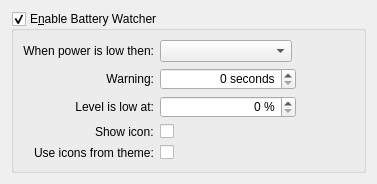
This is config/batterywatchersettings.ui in lxqt/lxqt-powermanagement as Qt 5 draws it before an edit. The edited form follows.
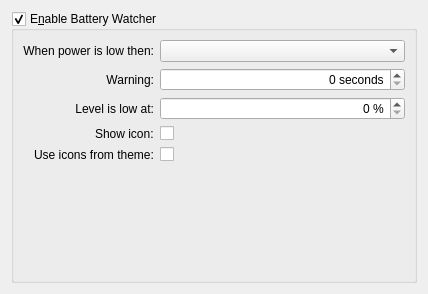
This is the edited form.

```diff
--- a/config/batterywatchersettings.ui
+++ b/config/batterywatchersettings.ui
@@ -6,18 +6,13 @@
    <rect>
     <x>0</x>
     <y>0</y>
-    <width>377</width>
-    <height>184</height>
+    <width>428</width>
+    <height>294</height>
    </rect>
   </property>
   <property name="windowTitle">
    <string>Battery Watcher Settings</string>
   </property>
-  <property name="styleSheet">
-   <string notr="true">QWidget#BatteryWatcherSettings {
-border: none;
-}</string>
-  </property>
   <layout class="QVBoxLayout" name="verticalLayout">
    <item>
     <widget class="QGroupBox" name="groupBox">
@@ -27,12 +22,6 @@
        <verstretch>0</verstretch>
       </sizepolicy>
      </property>
-     <property name="styleSheet">
-      <string notr="true">QSpinBox, QComboBox {
-	max-width: 130px;
-    min-width: 130px;
-}</string>
-     </property>
      <property name="title">
       <string>E&amp;nable Battery Watcher</string>
      </property>
```
